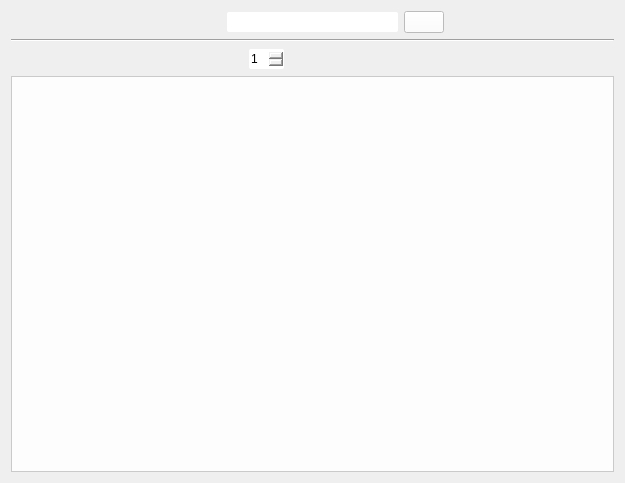
Above: foodwidget.ui from jesusgp22/Icemart before the change. Below: the same form after it.
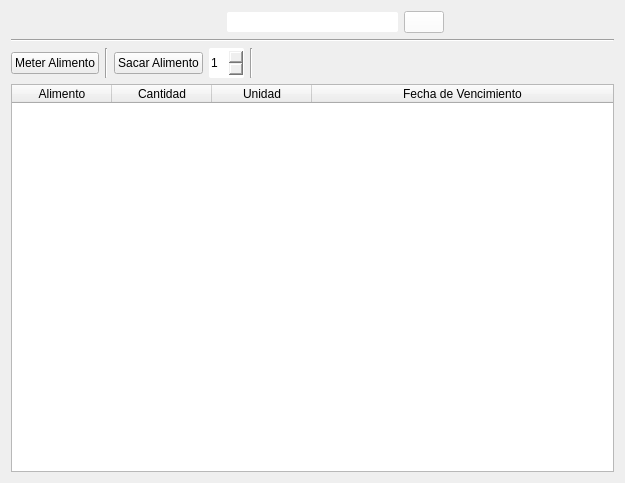
That is the form after the change. Icons and pictures are not drawn.

Commit message: Improvements on Food and Recipes app.

```diff
--- a/foodwidget.ui
+++ b/foodwidget.ui
@@ -116,24 +116,52 @@
    <item>
     <layout class="QHBoxLayout" name="horizontalLayout_2">
      <item>
-      <spacer name="horizontalSpacer_4">
+      <widget class="QPushButton" name="addFoodButton">
+       <property name="text">
+        <string>Meter Alimento</string>
+       </property>
+       <property name="icon">
+        <iconset resource="res.qrc">
+         <normaloff>:/res/insertfridgeicon.png</normaloff>:/res/insertfridgeicon.png</iconset>
+       </property>
+       <property name="iconSize">
+        <size>
+         <width>32</width>
+         <height>32</height>
+        </size>
+       </property>
+      </widget>
+     </item>
+     <item>
+      <widget class="Line" name="line_2">
        <property name="orientation">
-        <enum>Qt::Horizontal</enum>
+        <enum>Qt::Vertical</enum>
        </property>
-       <property name="sizeHint" stdset="0">
+      </widget>
+     </item>
+     <item>
+      <widget class="QPushButton" name="removeFoodButton">
+       <property name="text">
+        <string>Sacar Alimento</string>
+       </property>
+       <property name="icon">
+        <iconset resource="res.qrc">
+         <normaloff>:/res/removefridgeicon.png</normaloff>:/res/removefridgeicon.png</iconset>
+       </property>
+       <property name="iconSize">
         <size>
-         <width>40</width>
-         <height>20</height>
+         <width>32</width>
+         <height>32</height>
         </size>
        </property>
-      </spacer>
+      </widget>
      </item>
      <item>
       <widget class="QSpinBox" name="spinBox">
        <property name="minimumSize">
         <size>
          <width>35</width>
-         <height>20</height>
+         <height>30</height>
         </size>
        </property>
        <property name="styleSheet">
@@ -148,42 +176,9 @@
       </widget>
      </item>
      <item>
-      <widget class="QPushButton" name="addButton">
-       <property name="text">
-        <string/>
-       </property>
-       <property name="icon">
-        <iconset resource="res.qrc">
-         <normaloff>:/res/addicon.png</normaloff>:/res/addicon.png</iconset>
-       </property>
-       <property name="iconSize">
-        <size>
-         <width>32</width>
-         <height>32</height>
-        </size>
-       </property>
-       <property name="flat">
-        <bool>true</bool>
-       </property>
-      </widget>
-     </item>
-     <item>
-      <widget class="QPushButton" name="removeButton">
-       <property name="text">
-        <string/>
-       </property>
-       <property name="icon">
-        <iconset resource="res.qrc">
-         <normaloff>:/res/minusicon.ico</normaloff>:/res/minusicon.ico</iconset>
-       </property>
-       <property name="iconSize">
-        <size>
-         <width>32</width>
-         <height>32</height>
-        </size>
-       </property>
-       <property name="flat">
-        <bool>true</bool>
+      <widget class="Line" name="line_3">
+       <property name="orientation">
+        <enum>Qt::Vertical</enum>
        </property>
       </widget>
      </item>
@@ -203,10 +198,39 @@
     </layout>
    </item>
    <item>
-    <widget class="QListWidget" name="listWidget">
-     <property name="styleSheet">
-      <string notr="true">background-color: rgba(255, 255, 255, 230);</string>
+    <widget class="QTableWidget" name="tableWidget">
+     <property name="selectionMode">
+      <enum>QAbstractItemView::SingleSelection</enum>
      </property>
+     <property name="selectionBehavior">
+      <enum>QAbstractItemView::SelectRows</enum>
+     </property>
+     <attribute name="horizontalHeaderStretchLastSection">
+      <bool>true</bool>
+     </attribute>
+     <attribute name="verticalHeaderVisible">
+      <bool>false</bool>
+     </attribute>
+     <column>
+      <property name="text">
+       <string>Alimento</string>
+      </property>
+     </column>
+     <column>
+      <property name="text">
+       <string>Cantidad</string>
+      </property>
+     </column>
+     <column>
+      <property name="text">
+       <string>Unidad</string>
+      </property>
+     </column>
+     <column>
+      <property name="text">
+       <string>Fecha de Vencimiento</string>
+      </property>
+     </column>
     </widget>
    </item>
   </layout>
```
The commit also changes 14 other files.
